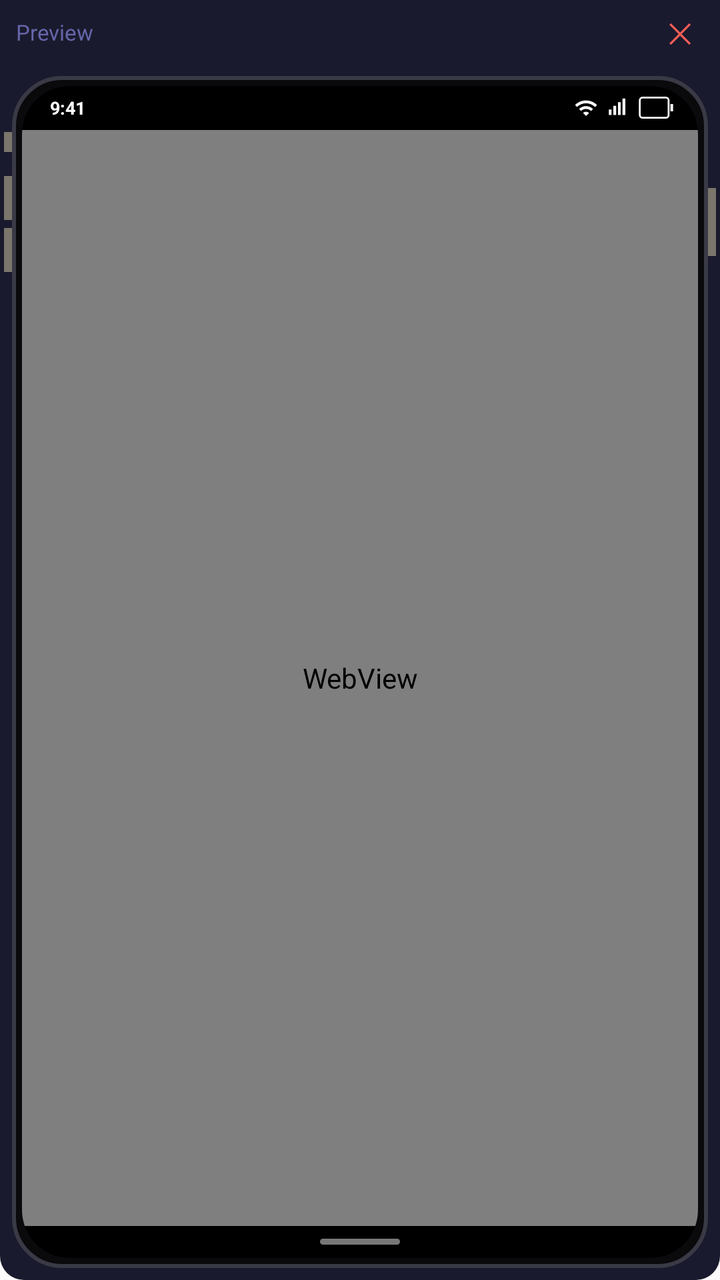
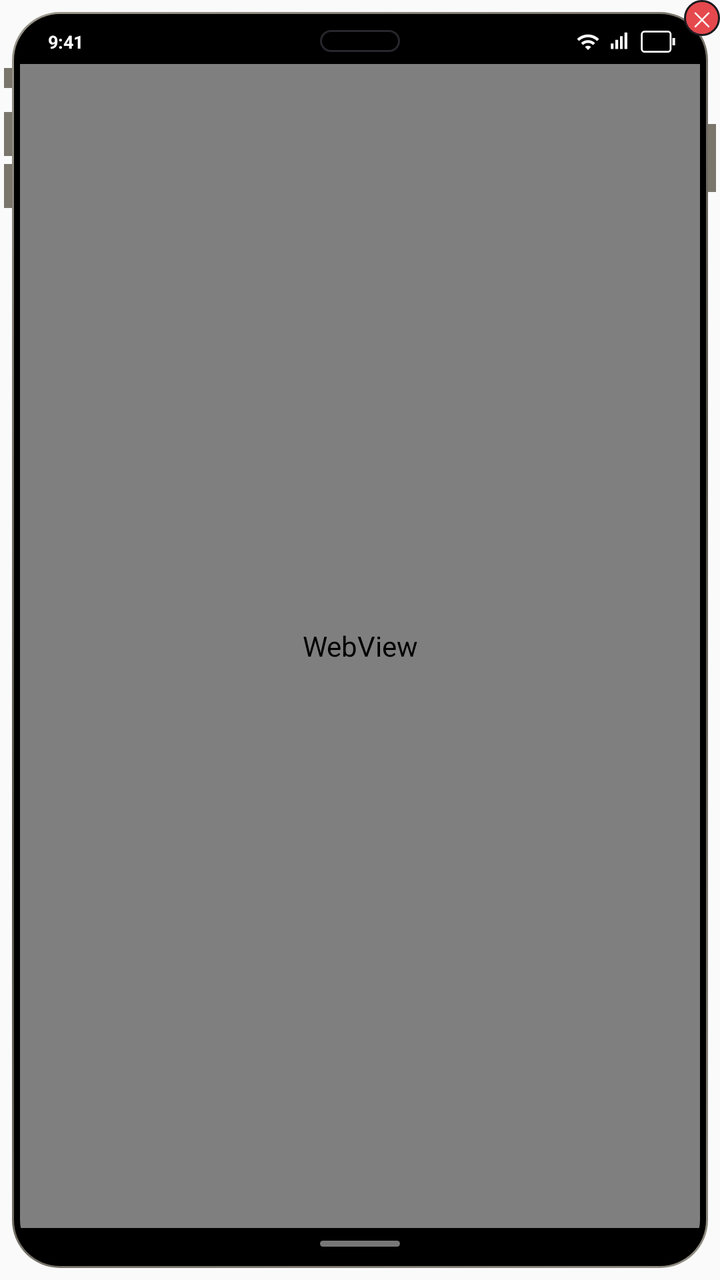

An Android layout rendered at two revisions. The XML below is the earlier revision; the diff shows what the commit changed to produce the second picture.
<!-- AndroidManifest.xml: application theme Theme.AppCompat.DayNight.NoActionBar -->
<!-- res/layout/floating_preview.xml -->
<?xml version="1.0" encoding="utf-8"?>
<LinearLayout
    xmlns:android="http://schemas.android.com/apk/res/android"
    android:layout_width="match_parent"
    android:layout_height="match_parent"
    android:orientation="vertical"
    android:background="@drawable/preview_container"
    android:padding="0dp">

    
    <LinearLayout
        android:layout_width="match_parent"
        android:layout_height="32dp"
        android:orientation="horizontal"
        android:gravity="center_vertical"
        android:paddingStart="8dp"
        android:paddingEnd="4dp"
        android:background="#1A1A2E">

        <TextView
            android:layout_width="0dp"
            android:layout_height="match_parent"
            android:layout_weight="1"
            android:text="Preview"
            android:textColor="#6666AA"
            android:textSize="11sp"
            android:gravity="center_vertical"/>

        <TextView
            android:id="@+id/btnClose"
            android:layout_width="32dp"
            android:layout_height="32dp"
            android:text="✕"
            android:textSize="14sp"
            android:textColor="#FF5F57"
            android:gravity="center"/>

    </LinearLayout>

    
    <FrameLayout
        android:layout_width="match_parent"
        android:layout_height="0dp"
        android:layout_weight="1">

    
    <FrameLayout
        android:layout_width="match_parent"
        android:layout_height="match_parent"
        android:layout_margin="6dp"
        android:padding="5dp"
        android:background="@drawable/phone_frame">

        
        <LinearLayout
            android:layout_width="match_parent"
            android:layout_height="match_parent"
            android:orientation="vertical"
            android:background="@drawable/phone_screen"
            android:clipToOutline="true">

            
            <LinearLayout
                android:layout_width="match_parent"
                android:layout_height="22dp"
                android:background="@drawable/status_bar_bg"
                android:orientation="horizontal"
                android:paddingStart="14dp"
                android:paddingEnd="12dp"
                android:gravity="center_vertical">

                <TextView
                    android:id="@+id/previewTime"
                    android:layout_width="0dp"
                    android:layout_height="wrap_content"
                    android:layout_weight="1"
                    android:text="9:41"
                    android:textColor="#FFFFFF"
                    android:textSize="9sp"
                    android:textStyle="bold"/>

                <ImageView
                    android:layout_width="12dp"
                    android:layout_height="12dp"
                    android:src="@drawable/ic_status_wifi"/>

                <ImageView
                    android:layout_width="11dp"
                    android:layout_height="11dp"
                    android:layout_marginStart="4dp"
                    android:src="@drawable/ic_status_signal"/>

                <ImageView
                    android:id="@+id/previewBattery"
                    android:layout_width="18dp"
                    android:layout_height="11dp"
                    android:layout_marginStart="5dp"
                    android:scaleType="fitXY"
                    android:src="@drawable/ic_status_battery"/>

            </LinearLayout>

            
            <FrameLayout
                android:id="@+id/previewWebHolder"
                android:layout_width="match_parent"
                android:layout_height="0dp"
                android:layout_weight="1">

                <WebView
                    android:id="@+id/previewWebView"
                    android:layout_width="match_parent"
                    android:layout_height="match_parent"/>
            </FrameLayout>

            
            <LinearLayout
                android:layout_width="match_parent"
                android:layout_height="16dp"
                android:background="@drawable/home_bar_bg"
                android:gravity="center">

                <View
                    android:layout_width="40dp"
                    android:layout_height="3dp"
                    android:background="@drawable/home_pill"/>

            </LinearLayout>

        </LinearLayout>

        
        <View
            android:layout_width="34dp"
            android:layout_height="10dp"
            android:layout_gravity="top|center_horizontal"
            android:layout_marginTop="6dp"
            android:background="@drawable/camera_hole"/>

    </FrameLayout>

    
    <View
        android:layout_width="4dp"
        android:layout_height="34dp"
        android:layout_gravity="end|top"
        android:layout_marginTop="62dp"
        android:layout_marginEnd="2dp"
        android:background="#7A766C"/>

    
    <View
        android:layout_width="4dp"
        android:layout_height="10dp"
        android:layout_gravity="start|top"
        android:layout_marginTop="34dp"
        android:layout_marginStart="2dp"
        android:background="#7A766C"/>
    <View
        android:layout_width="4dp"
        android:layout_height="22dp"
        android:layout_gravity="start|top"
        android:layout_marginTop="56dp"
        android:layout_marginStart="2dp"
        android:background="#7A766C"/>
    <View
        android:layout_width="4dp"
        android:layout_height="22dp"
        android:layout_gravity="start|top"
        android:layout_marginTop="82dp"
        android:layout_marginStart="2dp"
        android:background="#7A766C"/>

    </FrameLayout>

</LinearLayout>
<!-- resources referenced by this layout -->
<resources>
  <!-- drawable camera_hole (drawable) -->
  <?xml version="1.0" encoding="utf-8"?>
  <shape xmlns:android="http://schemas.android.com/apk/res/android"
      android:shape="rectangle">
      <corners android:radius="8dp"/>
      <solid android:color="#000000"/>
  </shape>
  <!-- drawable home_bar_bg (drawable) -->
  <?xml version="1.0" encoding="utf-8"?>
  <shape xmlns:android="http://schemas.android.com/apk/res/android"
      android:shape="rectangle">
      <solid android:color="#000000"/>
      <corners
          android:bottomLeftRadius="18dp"
          android:bottomRightRadius="18dp"/>
  </shape>
  <!-- drawable home_pill (drawable) -->
  <?xml version="1.0" encoding="utf-8"?>
  <shape xmlns:android="http://schemas.android.com/apk/res/android"
      android:shape="rectangle">
      <corners android:radius="2dp"/>
      <solid android:color="#777777"/>
  </shape>
  <!-- drawable ic_status_battery (drawable) -->
  <?xml version="1.0" encoding="utf-8"?>
  <layer-list xmlns:android="http://schemas.android.com/apk/res/android">
      <item android:drawable="@drawable/ic_battery_outline"/>
      <item>
          <clip
              android:drawable="@drawable/ic_battery_fill"
              android:clipOrientation="horizontal"
              android:gravity="left"/>
      </item>
  </layer-list>
  <!-- drawable ic_status_signal (drawable) -->
  <vector xmlns:android="http://schemas.android.com/apk/res/android"
      android:width="24dp"
      android:height="24dp"
      android:viewportWidth="24"
      android:viewportHeight="24">
      <path
          android:fillColor="#FFFFFF"
          android:pathData="M3,14h3v6h-3zM8,10h3v10h-3zM13,6h3v14h-3zM18,2h3v18h-3z"/>
  </vector>
  <!-- drawable phone_frame (drawable) -->
  <?xml version="1.0" encoding="utf-8"?>
  <shape xmlns:android="http://schemas.android.com/apk/res/android"
      android:shape="rectangle">
      <corners android:radius="24dp"/>
      <solid android:color="#0A0A0C"/>
      <stroke
          android:width="2dp"
          android:color="#3A3A46"/>
  </shape>
  <!-- drawable phone_screen (drawable) -->
  <?xml version="1.0" encoding="utf-8"?>
  <shape xmlns:android="http://schemas.android.com/apk/res/android"
      android:shape="rectangle">
      <corners android:radius="24dp"/>
      <solid android:color="#000000"/>
  </shape>
  <!-- drawable preview_container (drawable) -->
  <?xml version="1.0" encoding="utf-8"?>
  <shape xmlns:android="http://schemas.android.com/apk/res/android"
      android:shape="rectangle">
      <corners android:radius="12dp"/>
      <solid android:color="#1A1A2E"/>
  </shape>
  <!-- drawable status_bar_bg (drawable) -->
  <?xml version="1.0" encoding="utf-8"?>
  <shape xmlns:android="http://schemas.android.com/apk/res/android"
      android:shape="rectangle">
      <solid android:color="#000000"/>
      <corners
          android:topLeftRadius="18dp"
          android:topRightRadius="18dp"/>
  </shape>
  <!-- drawable ic_battery_fill (drawable) -->
  <vector xmlns:android="http://schemas.android.com/apk/res/android"
      android:width="20dp"
      android:height="12dp"
      android:viewportWidth="20"
      android:viewportHeight="12">
      <path
          android:fillColor="#FFFFFF"
          android:pathData="M2.5,2.5h13v7h-13z"/>
  </vector>
  <!-- unchanged entries left out for length: 2 -->
</resources>

<!-- the commit's change to res/layout/floating_preview.xml (unified diff, before → after) -->
@@ -4,38 +4,7 @@
     android:layout_width="match_parent"
     android:layout_height="match_parent"
     android:orientation="vertical"
-    android:background="@drawable/preview_container"
     android:padding="0dp">
-
-    
-    <LinearLayout
-        android:layout_width="match_parent"
-        android:layout_height="32dp"
-        android:orientation="horizontal"
-        android:gravity="center_vertical"
-        android:paddingStart="8dp"
-        android:paddingEnd="4dp"
-        android:background="#1A1A2E">
-
-        <TextView
-            android:layout_width="0dp"
-            android:layout_height="match_parent"
-            android:layout_weight="1"
-            android:text="Preview"
-            android:textColor="#6666AA"
-            android:textSize="11sp"
-            android:gravity="center_vertical"/>
-
-        <TextView
-            android:id="@+id/btnClose"
-            android:layout_width="32dp"
-            android:layout_height="32dp"
-            android:text="✕"
-            android:textSize="14sp"
-            android:textColor="#FF5F57"
-            android:gravity="center"/>
-
-    </LinearLayout>
 
     
     <FrameLayout
@@ -43,133 +12,145 @@
         android:layout_height="0dp"
         android:layout_weight="1">
 
-    
-    <FrameLayout
-        android:layout_width="match_parent"
-        android:layout_height="match_parent"
-        android:layout_margin="6dp"
-        android:padding="5dp"
-        android:background="@drawable/phone_frame">
-
         
-        <LinearLayout
+        <FrameLayout
             android:layout_width="match_parent"
             android:layout_height="match_parent"
-            android:orientation="vertical"
-            android:background="@drawable/phone_screen"
-            android:clipToOutline="true">
+            android:layout_margin="6dp"
+            android:padding="4dp"
+            android:background="@drawable/phone_frame">
 
             
             <LinearLayout
                 android:layout_width="match_parent"
-                android:layout_height="22dp"
-                android:background="@drawable/status_bar_bg"
-                android:orientation="horizontal"
-                android:paddingStart="14dp"
-                android:paddingEnd="12dp"
-                android:gravity="center_vertical">
+                android:layout_height="match_parent"
+                android:orientation="vertical"
+                android:background="@drawable/phone_screen"
+                android:clipToOutline="true">
 
-                <TextView
-                    android:id="@+id/previewTime"
-                    android:layout_width="0dp"
-                    android:layout_height="wrap_content"
-                    android:layout_weight="1"
-                    android:text="9:41"
-                    android:textColor="#FFFFFF"
-                    android:textSize="9sp"
-                    android:textStyle="bold"/>
+                
+                <LinearLayout
+                    android:layout_width="match_parent"
+                    android:layout_height="22dp"
+                    android:background="@drawable/status_bar_bg"
+                    android:orientation="horizontal"
+                    android:paddingStart="14dp"
+                    android:paddingEnd="12dp"
+                    android:gravity="center_vertical">
 
-                <ImageView
-                    android:layout_width="12dp"
-                    android:layout_height="12dp"
-                    android:src="@drawable/ic_status_wifi"/>
+                    <TextView
+                        android:id="@+id/previewTime"
+                        android:layout_width="0dp"
+                        android:layout_height="wrap_content"
+                        android:layout_weight="1"
+                        android:text="9:41"
+                        android:textColor="#FFFFFF"
+                        android:textSize="9sp"
+                        android:textStyle="bold"/>
 
-                <ImageView
-                    android:layout_width="11dp"
-                    android:layout_height="11dp"
-                    android:layout_marginStart="4dp"
-                    android:src="@drawable/ic_status_signal"/>
+                    <ImageView
+                        android:layout_width="12dp"
+                        android:layout_height="12dp"
+                        android:src="@drawable/ic_status_wifi"/>
 
-                <ImageView
-                    android:id="@+id/previewBattery"
-                    android:layout_width="18dp"
-                    android:layout_height="11dp"
-                    android:layout_marginStart="5dp"
-                    android:scaleType="fitXY"
-                    android:src="@drawable/ic_status_battery"/>
+                    <ImageView
+                        android:layout_width="11dp"
+                        android:layout_height="11dp"
+                        android:layout_marginStart="4dp"
+                        android:src="@drawable/ic_status_signal"/>
+
+                    <ImageView
+                        android:id="@+id/previewBattery"
+                        android:layout_width="18dp"
+                        android:layout_height="11dp"
+                        android:layout_marginStart="5dp"
+                        android:scaleType="fitXY"
+                        android:src="@drawable/ic_status_battery"/>
+
+                </LinearLayout>
+
+                
+                <FrameLayout
+                    android:id="@+id/previewWebHolder"
+                    android:layout_width="match_parent"
+                    android:layout_height="0dp"
+                    android:layout_weight="1">
+
+                    <WebView
+                        android:id="@+id/previewWebView"
+                        android:layout_width="match_parent"
+                        android:layout_height="match_parent"/>
+                </FrameLayout>
+
+                
+                <LinearLayout
+                    android:layout_width="match_parent"
+                    android:layout_height="16dp"
+                    android:background="@drawable/home_bar_bg"
+                    android:gravity="center">
+
+                    <View
+                        android:layout_width="40dp"
+                        android:layout_height="3dp"
+                        android:background="@drawable/home_pill"/>
+
+                </LinearLayout>
 
             </LinearLayout>
 
             
-            <FrameLayout
-                android:id="@+id/previewWebHolder"
-                android:layout_width="match_parent"
-                android:layout_height="0dp"
-                android:layout_weight="1">
+            <View
+                android:layout_width="40dp"
+                android:layout_height="11dp"
+                android:layout_gravity="top|center_horizontal"
+                android:layout_marginTop="5dp"
+                android:background="@drawable/camera_hole"/>
 
-                <WebView
-                    android:id="@+id/previewWebView"
-                    android:layout_width="match_parent"
-                    android:layout_height="match_parent"/>
-            </FrameLayout>
-
-            
-            <LinearLayout
-                android:layout_width="match_parent"
-                android:layout_height="16dp"
-                android:background="@drawable/home_bar_bg"
-                android:gravity="center">
-
-                <View
-                    android:layout_width="40dp"
-                    android:layout_height="3dp"
-                    android:background="@drawable/home_pill"/>
-
-            </LinearLayout>
-
-        </LinearLayout>
+        </FrameLayout>
 
         
         <View
-            android:layout_width="34dp"
+            android:layout_width="4dp"
+            android:layout_height="34dp"
+            android:layout_gravity="end|top"
+            android:layout_marginTop="62dp"
+            android:layout_marginEnd="2dp"
+            android:background="#7A766C"/>
+
+        
+        <View
+            android:layout_width="4dp"
             android:layout_height="10dp"
-            android:layout_gravity="top|center_horizontal"
-            android:layout_marginTop="6dp"
-            android:background="@drawable/camera_hole"/>
+            android:layout_gravity="start|top"
+            android:layout_marginTop="34dp"
+            android:layout_marginStart="2dp"
+            android:background="#7A766C"/>
+        <View
+            android:layout_width="4dp"
+            android:layout_height="22dp"
+            android:layout_gravity="start|top"
+            android:layout_marginTop="56dp"
+            android:layout_marginStart="2dp"
+            android:background="#7A766C"/>
+        <View
+            android:layout_width="4dp"
+            android:layout_height="22dp"
+            android:layout_gravity="start|top"
+            android:layout_marginTop="82dp"
+            android:layout_marginStart="2dp"
+            android:background="#7A766C"/>
 
-    </FrameLayout>
-
-    
-    <View
-        android:layout_width="4dp"
-        android:layout_height="34dp"
-        android:layout_gravity="end|top"
-        android:layout_marginTop="62dp"
-        android:layout_marginEnd="2dp"
-        android:background="#7A766C"/>
-
-    
-    <View
-        android:layout_width="4dp"
-        android:layout_height="10dp"
-        android:layout_gravity="start|top"
-        android:layout_marginTop="34dp"
-        android:layout_marginStart="2dp"
-        android:background="#7A766C"/>
-    <View
-        android:layout_width="4dp"
-        android:layout_height="22dp"
-        android:layout_gravity="start|top"
-        android:layout_marginTop="56dp"
-        android:layout_marginStart="2dp"
-        android:background="#7A766C"/>
-    <View
-        android:layout_width="4dp"
-        android:layout_height="22dp"
-        android:layout_gravity="start|top"
-        android:layout_marginTop="82dp"
-        android:layout_marginStart="2dp"
-        android:background="#7A766C"/>
+        
+        <TextView
+            android:id="@+id/btnClose"
+            android:layout_width="18dp"
+            android:layout_height="18dp"
+            android:layout_gravity="top|end"
+            android:gravity="center"
+            android:text="✕"
+            android:textSize="10sp"
+            android:textColor="#FFFFFF"
+            android:background="@drawable/close_badge"/>
 
     </FrameLayout>
 
<!-- resource entries referenced after the edit -->
@@ -6,6 +6,18 @@
       android:shape="rectangle">
       <corners android:radius="8dp"/>
       <solid android:color="#000000"/>
+      <stroke
+          android:width="1dp"
+          android:color="#26262C"/>
+  </shape>
+  <!-- drawable close_badge (drawable) -->
+  <?xml version="1.0" encoding="utf-8"?>
+  <shape xmlns:android="http://schemas.android.com/apk/res/android"
+      android:shape="oval">
+      <solid android:color="#E5484D"/>
+      <stroke
+          android:width="1dp"
+          android:color="#1A1A1E"/>
   </shape>
   <!-- drawable home_bar_bg (drawable) -->
   <?xml version="1.0" encoding="utf-8"?>
@@ -46,27 +58,34 @@
   </vector>
   <!-- drawable phone_frame (drawable) -->
   <?xml version="1.0" encoding="utf-8"?>
-  <shape xmlns:android="http://schemas.android.com/apk/res/android"
-      android:shape="rectangle">
-      <corners android:radius="24dp"/>
-      <solid android:color="#0A0A0C"/>
-      <stroke
-          android:width="2dp"
-          android:color="#3A3A46"/>
-  </shape>
+  <layer-list xmlns:android="http://schemas.android.com/apk/res/android">
+      <item>
+          <shape android:shape="rectangle">
+              <corners android:radius="24dp"/>
+              <gradient
+                  android:angle="315"
+                  android:startColor="#9A968C"
+                  android:centerColor="#55514A"
+                  android:endColor="#8F8B81"/>
+          </shape>
+      </item>
+      <item
+          android:left="1dp"
+          android:top="1dp"
+          android:right="1dp"
+          android:bottom="1dp">
+          <shape android:shape="rectangle">
+              <corners android:radius="23dp"/>
+              <solid android:color="#000000"/>
+          </shape>
+      </item>
+  </layer-list>
   <!-- drawable phone_screen (drawable) -->
   <?xml version="1.0" encoding="utf-8"?>
   <shape xmlns:android="http://schemas.android.com/apk/res/android"
       android:shape="rectangle">
-      <corners android:radius="24dp"/>
+      <corners android:radius="20dp"/>
       <solid android:color="#000000"/>
-  </shape>
-  <!-- drawable preview_container (drawable) -->
-  <?xml version="1.0" encoding="utf-8"?>
-  <shape xmlns:android="http://schemas.android.com/apk/res/android"
-      android:shape="rectangle">
-      <corners android:radius="12dp"/>
-      <solid android:color="#1A1A2E"/>
   </shape>
   <!-- drawable status_bar_bg (drawable) -->
   <?xml version="1.0" encoding="utf-8"?>
